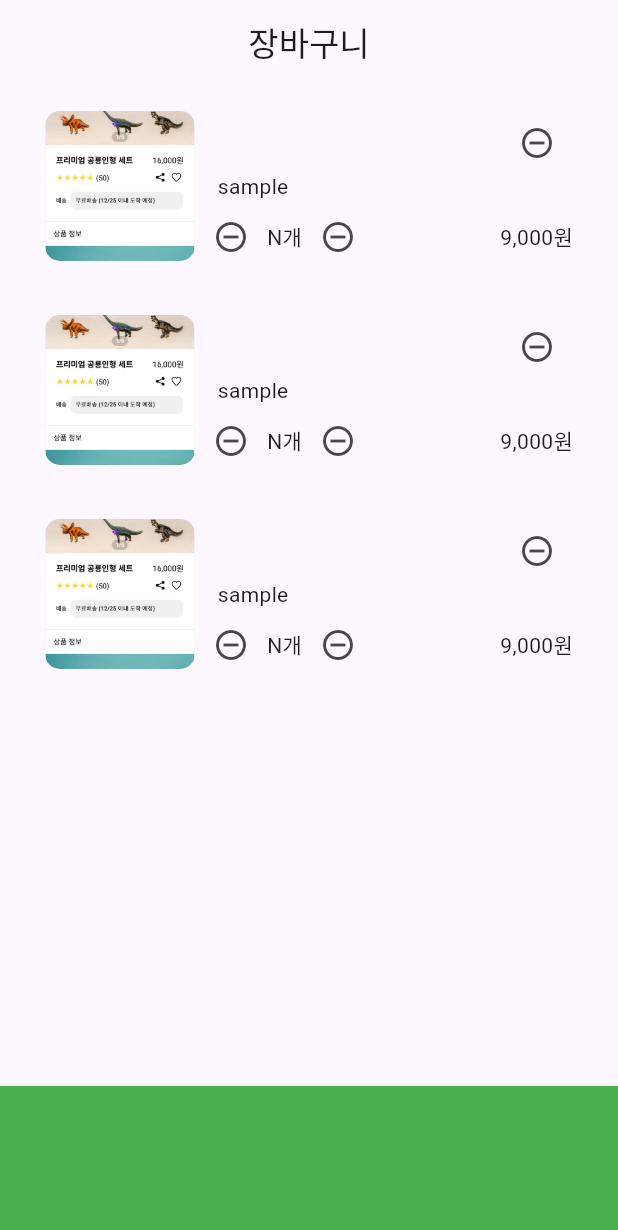
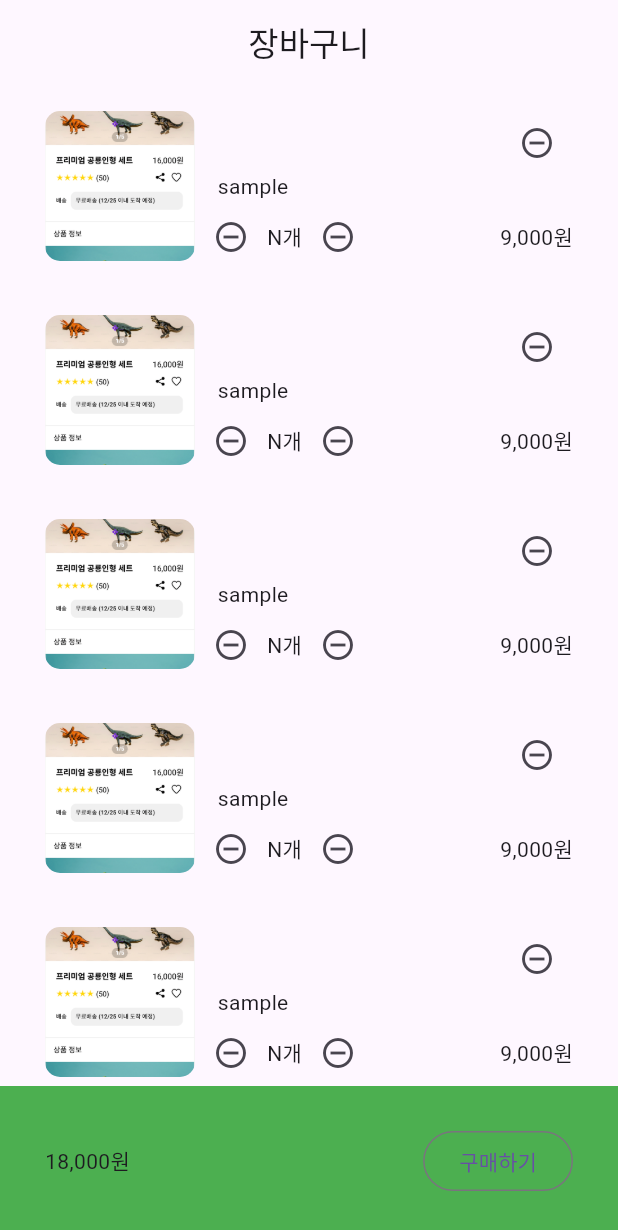
Before and after one commit to dino-cry/dino_shop, a Flutter app: the DinoCartListPage screen opened directly, on a phone screen of 412 x 824 dp. Shown: the top 1230 px of the screen. Run offline on Flutter 3.47's test engine with Material 3 defaults, Android fonts, the phone set to English and light mode, and no system bars.

Commit message:
feat: UI구성 - CartSummaryBar 추가

```diff
--- a/lib/pages/dino_cart_list/dino_cart_list_page.dart
+++ b/lib/pages/dino_cart_list/dino_cart_list_page.dart
@@ -38,6 +38,16 @@ List<Product>? productList = [
       price: 9000,
       contents: "Sample Content",
       image: ['assets/images/product/smaple_image.png']),
+  Product(
+      name: "sample",
+      price: 9000,
+      contents: "Sample Content",
+      image: ['assets/images/product/smaple_image.png']),
+  Product(
+      name: "sample",
+      price: 9000,
+      contents: "Sample Content",
+      image: ['assets/images/product/smaple_image.png']),
 ];
 
 class DinoCartListPage extends StatelessWidget {
--- a/lib/pages/dino_cart_list/widgets/cart_item.dart
+++ b/lib/pages/dino_cart_list/widgets/cart_item.dart
@@ -13,20 +13,17 @@ class CartItem extends StatelessWidget {
       child: Row(
         children: [
           // 제품 이미지
-          Container(
-            width: 100,
-            height: 100,
-            decoration: BoxDecoration(
-              image: DecorationImage(
-                image: AssetImage(item.image.first),
-                fit: BoxFit.cover,
-              ),
-              borderRadius: BorderRadius.circular(10),
-            ),
-          ),
+          ProductImage(),
 
           // 제품 이름, 갯수 등 정보
-          Expanded(
+          CartItemControl(context),
+        ],
+      ),
+    );
+  }
+
+  Expanded CartItemControl(BuildContext context) {
+    return Expanded(
           child: Column(
             mainAxisAlignment: MainAxisAlignment.end,
             children: [
@@ -66,8 +63,19 @@ class CartItem extends StatelessWidget {
               )
             ],
           ),
+        );
+  }
+
+  Container ProductImage() {
+    return Container(
+          width: 100,
+          height: 100,
+          decoration: BoxDecoration(
+            image: DecorationImage(
+              image: AssetImage(item.image.first),
+              fit: BoxFit.cover,
             ),
-        ],
+            borderRadius: BorderRadius.circular(10),
           ),
         );
   }
--- a/lib/pages/dino_cart_list/widgets/cart_summary_bar.dart
+++ b/lib/pages/dino_cart_list/widgets/cart_summary_bar.dart
@@ -11,6 +11,16 @@ class CartSummaryBar extends StatelessWidget {
       width: double.infinity,
       height: 100,
       color: Colors.green,
+      child: Padding(
+        padding: const EdgeInsets.symmetric(horizontal: 30),
+        child: Row(
+          mainAxisAlignment: MainAxisAlignment.spaceBetween,
+          children: [
+            Text("18,000원"),
+            OutlinedButton(onPressed: () {}, child: Text("구매하기")),
+          ],
+        ),
+      ),
     );
   }
 }
```
Lines whose indentation alone changed are shown as unchanged.
